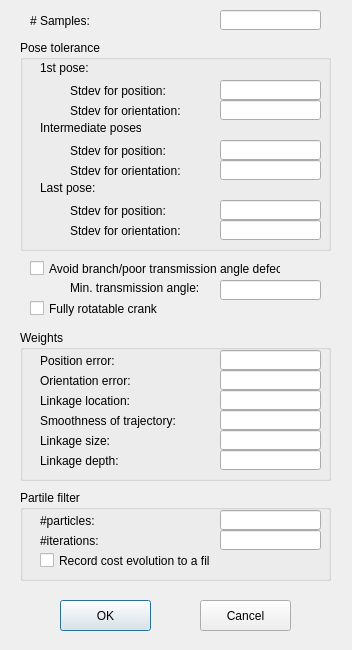
First picture: the form in KinematicDesign/LinkageSynthesisOptionDialog.ui, repository gnishida/KinematicDesign, before the edit.
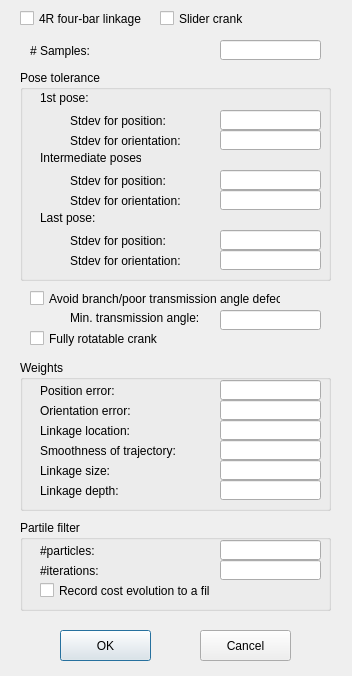
Second picture: the form after the edit.

Commit message: always calculate both types of linkages

The edit to the form file:
```diff
--- a/KinematicDesign/LinkageSynthesisOptionDialog.ui
+++ b/KinematicDesign/LinkageSynthesisOptionDialog.ui
@@ -7,7 +7,7 @@
     <x>0</x>
     <y>0</y>
     <width>352</width>
-    <height>650</height>
+    <height>676</height>
    </rect>
   </property>
   <property name="windowTitle">
@@ -17,7 +17,7 @@
    <property name="geometry">
     <rect>
      <x>30</x>
-     <y>10</y>
+     <y>40</y>
      <width>61</width>
      <height>21</height>
     </rect>
@@ -30,7 +30,7 @@
    <property name="geometry">
     <rect>
      <x>220</x>
-     <y>10</y>
+     <y>40</y>
      <width>101</width>
      <height>20</height>
     </rect>
@@ -40,7 +40,7 @@
    <property name="geometry">
     <rect>
      <x>30</x>
-     <y>260</y>
+     <y>290</y>
      <width>251</width>
      <height>17</height>
     </rect>
@@ -53,7 +53,7 @@
    <property name="geometry">
     <rect>
      <x>30</x>
-     <y>300</y>
+     <y>330</y>
      <width>131</width>
      <height>17</height>
     </rect>
@@ -66,7 +66,7 @@
    <property name="geometry">
     <rect>
      <x>60</x>
-     <y>600</y>
+     <y>630</y>
      <width>91</width>
      <height>31</height>
     </rect>
@@ -79,7 +79,7 @@
    <property name="geometry">
     <rect>
      <x>200</x>
-     <y>600</y>
+     <y>630</y>
      <width>91</width>
      <height>31</height>
     </rect>
@@ -92,7 +92,7 @@
    <property name="geometry">
     <rect>
      <x>20</x>
-     <y>40</y>
+     <y>70</y>
      <width>311</width>
      <height>211</height>
     </rect>
@@ -282,7 +282,7 @@
    <property name="geometry">
     <rect>
      <x>20</x>
-     <y>330</y>
+     <y>360</y>
      <width>311</width>
      <height>151</height>
     </rect>
@@ -433,7 +433,7 @@
    <property name="geometry">
     <rect>
      <x>20</x>
-     <y>490</y>
+     <y>520</y>
      <width>311</width>
      <height>91</height>
     </rect>
@@ -505,7 +505,7 @@
    <property name="geometry">
     <rect>
      <x>220</x>
-     <y>280</y>
+     <y>310</y>
      <width>101</width>
      <height>20</height>
     </rect>
@@ -515,7 +515,7 @@
    <property name="geometry">
     <rect>
      <x>70</x>
-     <y>280</y>
+     <y>310</y>
      <width>131</width>
      <height>16</height>
     </rect>
@@ -524,6 +524,32 @@
     <string>Min. transmission angle:</string>
    </property>
   </widget>
+  <widget class="QCheckBox" name="checkBox4RLinkage">
+   <property name="geometry">
+    <rect>
+     <x>20</x>
+     <y>10</y>
+     <width>131</width>
+     <height>17</height>
+    </rect>
+   </property>
+   <property name="text">
+    <string>4R four-bar linkage</string>
+   </property>
+  </widget>
+  <widget class="QCheckBox" name="checkBoxSliderCrank">
+   <property name="geometry">
+    <rect>
+     <x>160</x>
+     <y>10</y>
+     <width>131</width>
+     <height>17</height>
+    </rect>
+   </property>
+   <property name="text">
+    <string>Slider crank</string>
+   </property>
+  </widget>
  </widget>
  <layoutdefault spacing="6" margin="11"/>
  <resources/>
```
The commit also changes 17 other files.
